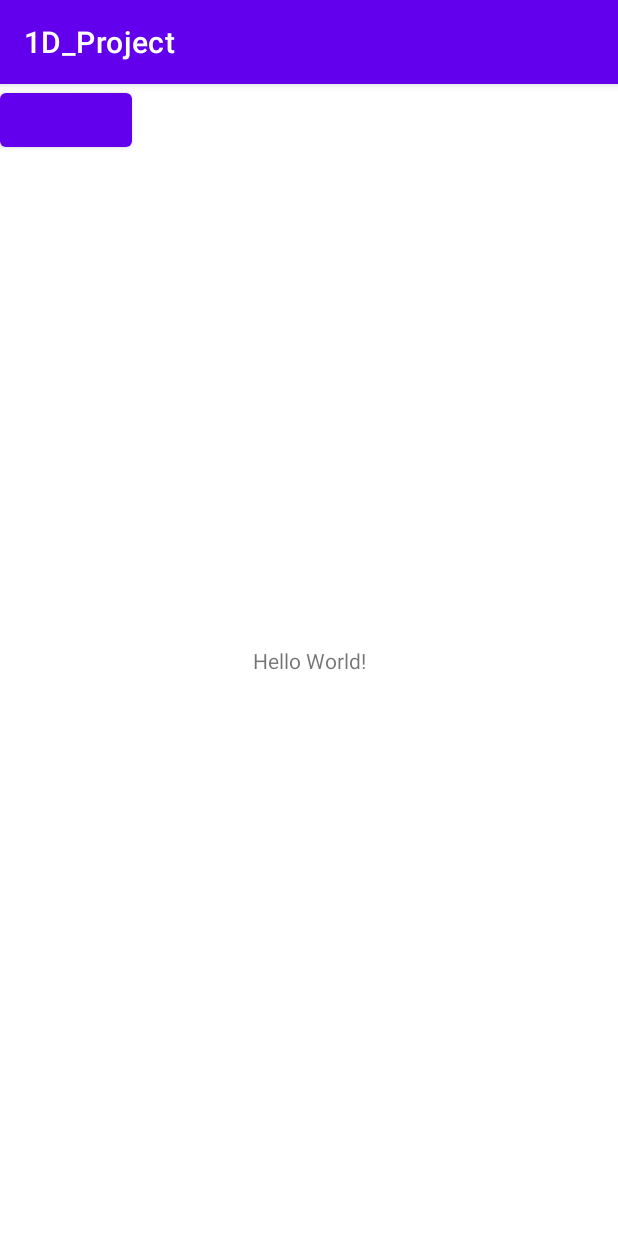
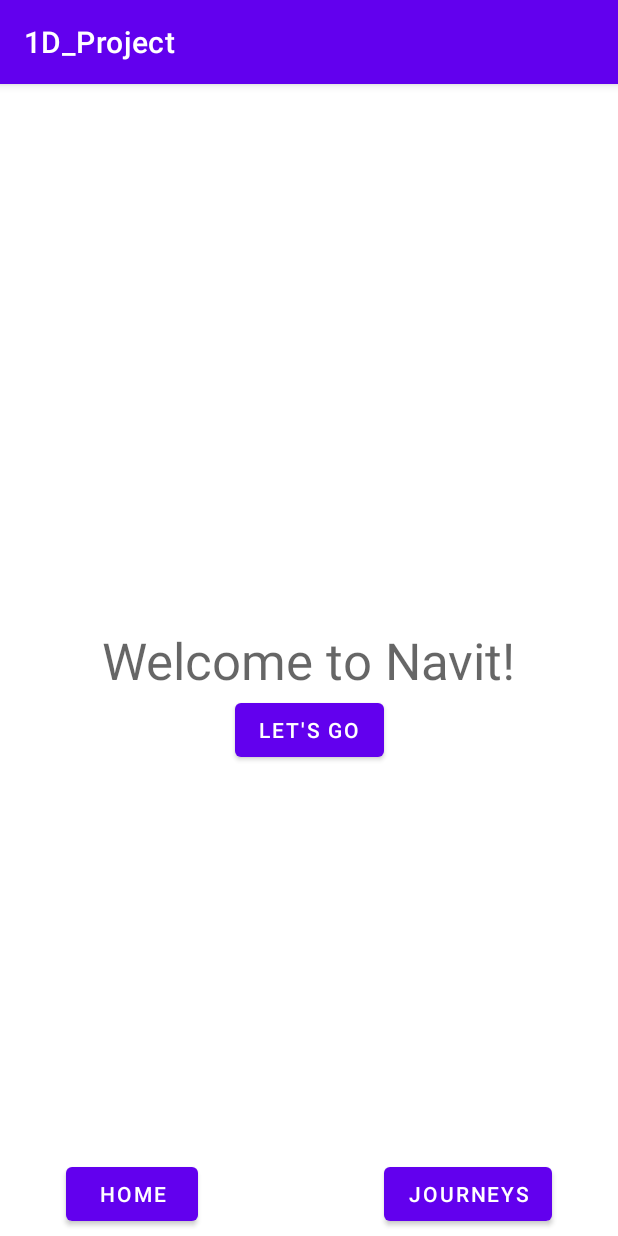
Before and after one commit to CwjNavi/Info_sys_1D_Project, an Android app: the screen it shows after launch (MainActivity), on a phone screen of 412 x 824 dp. Run offline under Robolectric (Android 15) with nearby library versions, the phone set to English and light mode, and no system bars.

```diff
--- a/app/build.gradle
+++ b/app/build.gradle
@@ -26,6 +26,9 @@ android {
         sourceCompatibility JavaVersion.VERSION_1_8
         targetCompatibility JavaVersion.VERSION_1_8
     }
+    buildFeatures {
+        viewBinding true
+    }
 }
 
 dependencies {
@@ -33,6 +36,8 @@ dependencies {
     implementation 'androidx.appcompat:appcompat:1.6.1'
     implementation 'com.google.android.material:material:1.8.0'
     implementation 'androidx.constraintlayout:constraintlayout:2.1.4'
+    implementation 'androidx.navigation:navigation-fragment:2.4.1'
+    implementation 'androidx.navigation:navigation-ui:2.4.1'
     testImplementation 'junit:junit:4.13.2'
     androidTestImplementation 'androidx.test.ext:junit:1.1.5'
     androidTestImplementation 'androidx.test.espresso:espresso-core:3.5.1'
--- a/app/src/main/AndroidManifest.xml
+++ b/app/src/main/AndroidManifest.xml
@@ -12,6 +12,9 @@
         android:theme="@style/Theme.1D_Project"
         tools:targetApi="31">
         <activity
+            android:name=".AllJourneysActivity"
+            android:exported="false" />
+        <activity
             android:name=".MainActivity"
             android:exported="true">
             <intent-filter>
--- a/app/src/main/java/com/example/a1d_project/AllJourneysActivity.java
+++ b/app/src/main/java/com/example/a1d_project/AllJourneysActivity.java
@@ -4,7 +4,7 @@ import androidx.appcompat.app.AppCompatActivity;
 
 import android.os.Bundle;
 
-public class AllJourneys extends AppCompatActivity {
+public class AllJourneysActivity extends AppCompatActivity {
 
     @Override
     protected void onCreate(Bundle savedInstanceState) {
--- a/app/src/main/java/com/example/a1d_project/MainActivity.java
+++ b/app/src/main/java/com/example/a1d_project/MainActivity.java
@@ -2,7 +2,9 @@ package com.example.a1d_project;
 
 import androidx.appcompat.app.AppCompatActivity;
 
+import android.content.Intent;
 import android.os.Bundle;
+import android.view.View;
 
 public class MainActivity extends AppCompatActivity {
 
@@ -11,4 +13,10 @@ public class MainActivity extends AppCompatActivity {
         super.onCreate(savedInstanceState);
         setContentView(R.layout.activity_main);
     }
+
+    public void goto_alljourneys(View view){
+        // go to all journeys
+        Intent i = new Intent(this, AllJourneysActivity.class);
+        startActivity(i);
+    }
 }
--- a/app/src/main/res/layout/activity_main.xml
+++ b/app/src/main/res/layout/activity_main.xml
@@ -7,16 +7,45 @@
     tools:context=".MainActivity">
 
     <TextView
+        android:id="@+id/textView"
         android:layout_width="wrap_content"
         android:layout_height="wrap_content"
-        android:text="Hello World!"
+        android:text="Welcome to Navit!"
+        android:textAppearance="@style/TextAppearance.AppCompat.Display1"
         app:layout_constraintBottom_toBottomOf="parent"
         app:layout_constraintEnd_toEndOf="parent"
         app:layout_constraintStart_toStartOf="parent"
         app:layout_constraintTop_toTopOf="parent" />
 
+
     <Button
+        android:id="@+id/HomeButton"
         android:layout_width="wrap_content"
-        android:layout_height="wrap_content"/>
+        android:layout_height="wrap_content"
+        android:layout_marginStart="44dp"
+        android:layout_marginBottom="4dp"
+        android:text="Home"
+        app:layout_constraintBottom_toBottomOf="parent"
+        app:layout_constraintStart_toStartOf="parent" />
+
+    <Button
+        android:id="@+id/JourneysButton"
+        android:layout_width="wrap_content"
+        android:layout_height="wrap_content"
+        android:layout_marginEnd="44dp"
+        android:layout_marginBottom="4dp"
+        android:text="Journeys"
+        app:layout_constraintBottom_toBottomOf="parent"
+        app:layout_constraintEnd_toEndOf="parent" />
+
+    <Button
+        android:id="@+id/StartButton"
+        android:layout_width="wrap_content"
+        android:layout_height="wrap_content"
+        android:onClick="goto_alljourneys"
+        android:text="Let's go"
+        app:layout_constraintEnd_toEndOf="parent"
+        app:layout_constraintStart_toStartOf="parent"
+        app:layout_constraintTop_toBottomOf="@+id/textView" />
 
 </androidx.constraintlayout.widget.ConstraintLayout>
--- a/settings.gradle
+++ b/settings.gradle
@@ -12,5 +12,5 @@ dependencyResolutionManagement {
         mavenCentral()
     }
 }
-rootProject.name = "1D_Project"
+rootProject.name = "Info_sys_1D_Project"
 include ':app'
```
Also changed, not shown: app/src/main/res/layout/activity_all_journeys.xml (+10 -1 lines), app/src/main/res/values/strings.xml (+9 -0 lines), app/src/main/res/values/themes.xml (+9 -0 lines), 1 other file.
